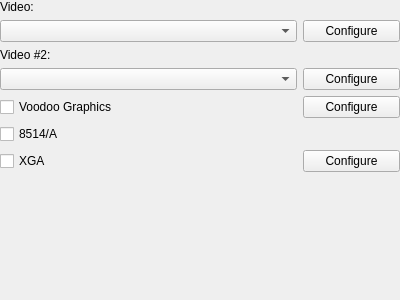
This is src/qt/qt_settingsdisplay.ui in 86Box/86Box as Qt 5 draws it before an edit. The edited form follows.
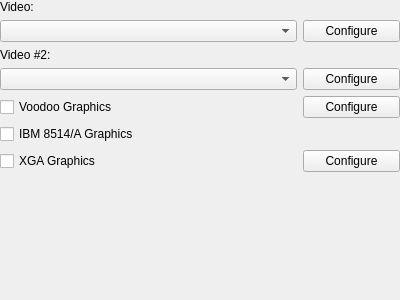
This is the edited form.

The edit to the form file:
```diff
--- a/src/qt/qt_settingsdisplay.ui
+++ b/src/qt/qt_settingsdisplay.ui
@@ -42,7 +42,7 @@
    <item row="6" column="0" colspan="2">
     <widget class="QCheckBox" name="checkBoxXga">
      <property name="text">
-      <string>XGA</string>
+      <string>XGA Graphics</string>
      </property>
     </widget>
    </item>
@@ -95,7 +95,7 @@
    <item row="5" column="0" colspan="2">
     <widget class="QCheckBox" name="checkBox8514">
      <property name="text">
-      <string>8514/A</string>
+      <string>IBM 8514/A Graphics</string>
      </property>
     </widget>
    </item>
```
